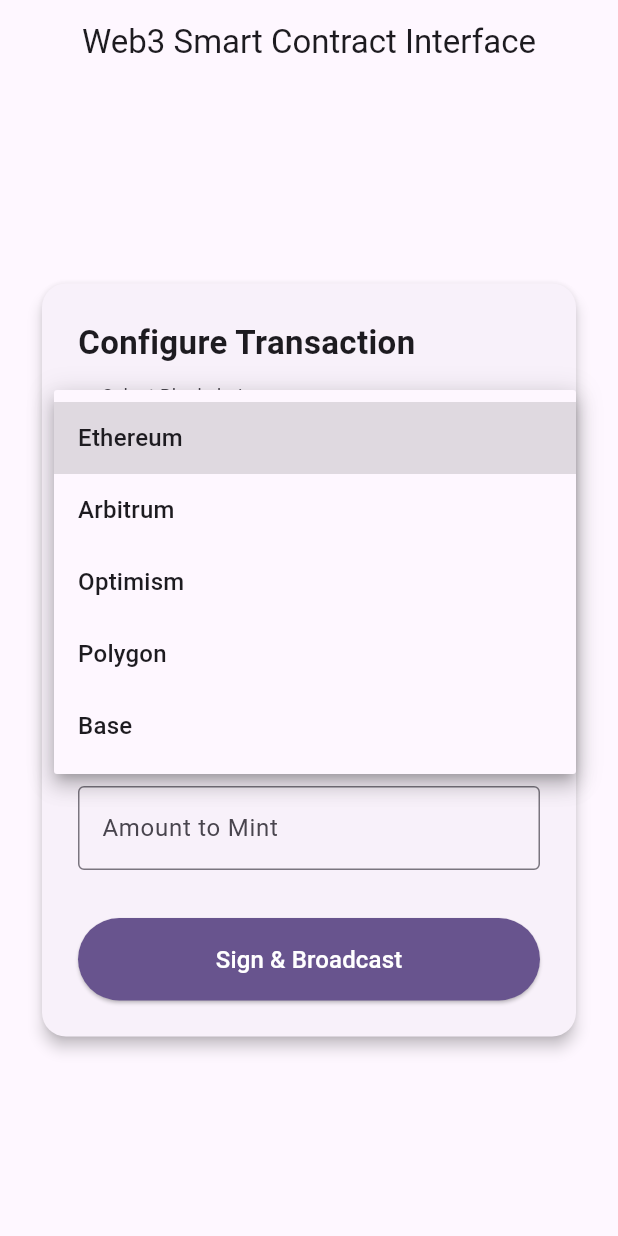
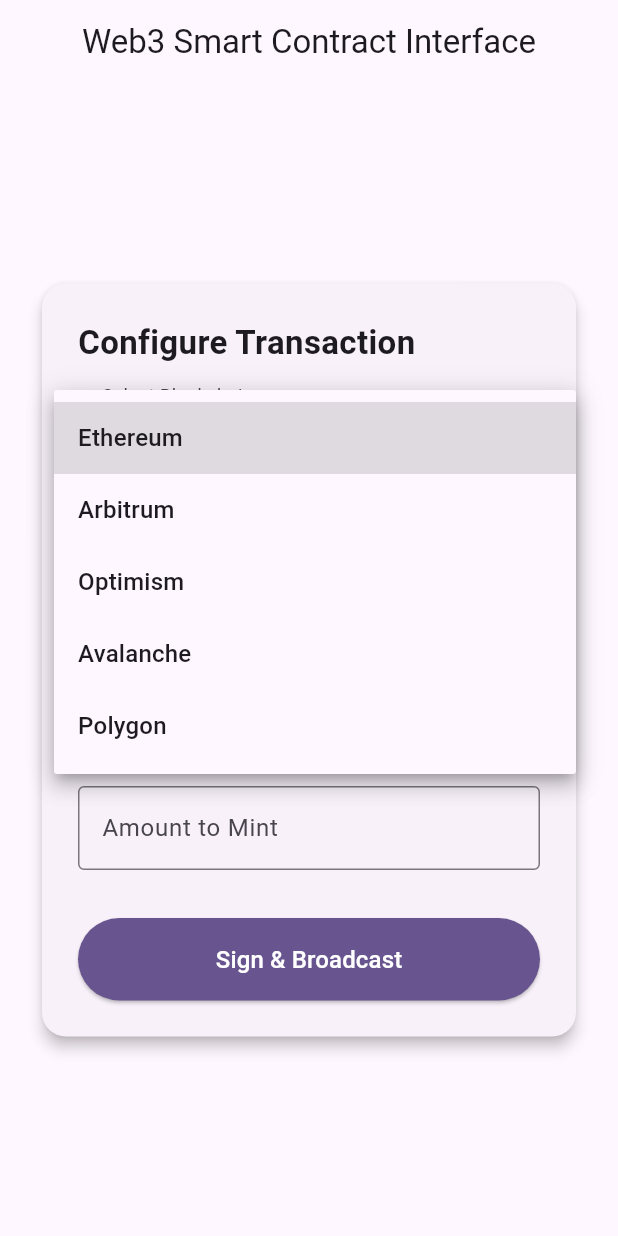
Before and after one commit to ekatwood/blockchain_contract, a Flutter app: the screen it shows after launch, after a tap on "Ethereum", on a phone screen of 412 x 824 dp. Run offline on Flutter 3.47's test engine with Material 3 defaults, Android fonts, the phone set to English and light mode, and no system bars.

Commit message:
removing Base and adding Avalanche as supported blockchains

```diff
--- a/lib/main.dart
+++ b/lib/main.dart
@@ -43,8 +43,8 @@
     'Ethereum',
     'Arbitrum',
     'Optimism',
-    'Polygon',
-    'Base',
+    'Avalanche',
+    'Polygon'
   ];
 
   // Contract Action Selection
```
